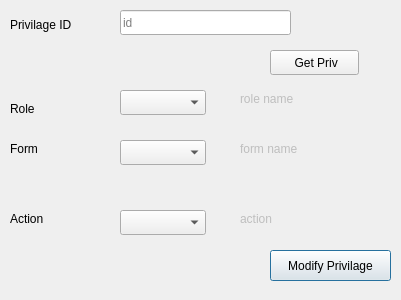
The window that HyperPosV1/Authorization/Presentation/modifyPrivilage.ui (shymaa123456/hyperpos_sh) describes before a commit, drawn with Qt 5.
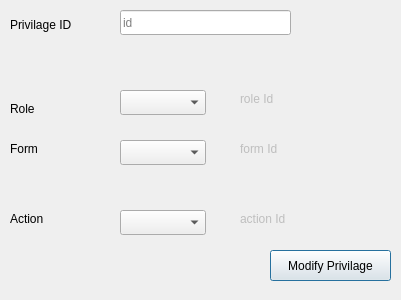
The same window after the commit.

Diff of the .ui file:
```diff
--- a/HyperPosV1/Authorization/Presentation/modifyPrivilage.ui
+++ b/HyperPosV1/Authorization/Presentation/modifyPrivilage.ui
@@ -29,7 +29,7 @@
     <enum>QFrame::NoFrame</enum>
    </property>
    <property name="text">
-    <string>role name</string>
+    <string>role Id</string>
    </property>
   </widget>
   <widget class="QComboBox" name="CMB_roleId">
@@ -58,7 +58,7 @@
     <enum>QFrame::NoFrame</enum>
    </property>
    <property name="text">
-    <string>form name</string>
+    <string>form Id</string>
    </property>
   </widget>
   <widget class="QLabel" name="label_2">
@@ -149,7 +149,7 @@
     <enum>QFrame::NoFrame</enum>
    </property>
    <property name="text">
-    <string>action</string>
+    <string>action Id</string>
    </property>
   </widget>
   <widget class="QLineEdit" name="LE_id">
@@ -165,19 +165,6 @@
     <string>id</string>
    </property>
   </widget>
-  <widget class="QPushButton" name="BTN_getPrivilage">
-   <property name="geometry">
-    <rect>
-     <x>270</x>
-     <y>50</y>
-     <width>89</width>
-     <height>25</height>
-    </rect>
-   </property>
-   <property name="text">
-    <string> Get Priv</string>
-   </property>
-  </widget>
   <widget class="QLabel" name="label_9">
    <property name="geometry">
     <rect>
```
Left out of the diff: 12 changed lines with no effect on the pictures.
